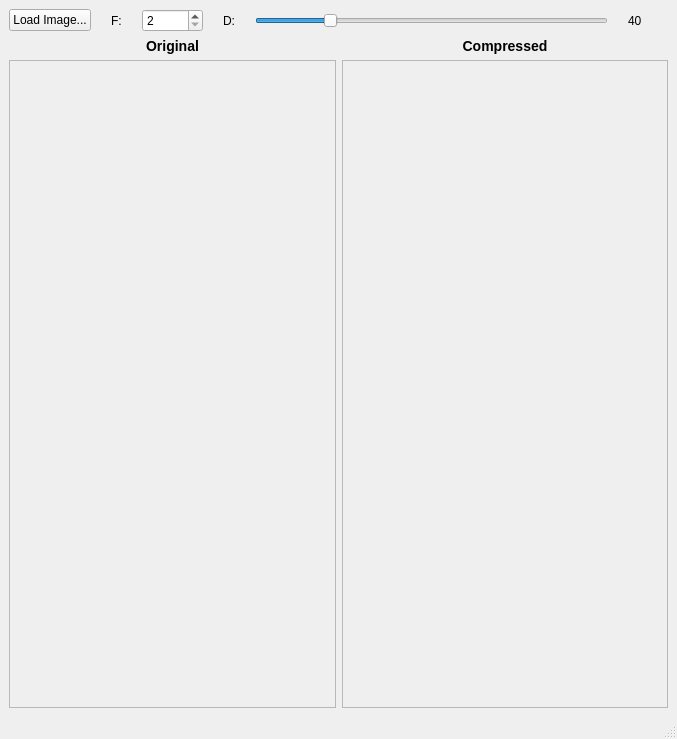
Qt form mainwindow.ui (GhislottiGianluca/jpeg_Compression) before a commit.
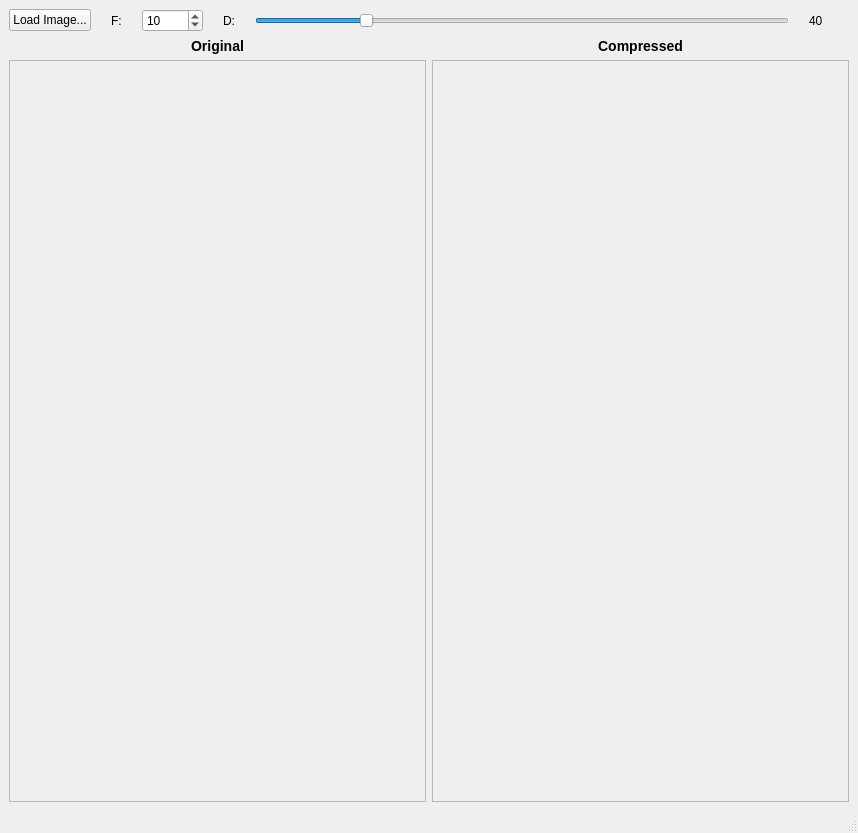
The same form after that commit.

Diff of the .ui file:
```diff
--- a/mainwindow.ui
+++ b/mainwindow.ui
@@ -6,8 +6,8 @@
    <rect>
     <x>0</x>
     <y>0</y>
-    <width>677</width>
-    <height>739</height>
+    <width>858</width>
+    <height>833</height>
    </rect>
   </property>
   <property name="windowTitle">
@@ -56,6 +56,9 @@
           <property name="maximum">
            <number>10000</number>
           </property>
+          <property name="value">
+           <number>10</number>
+          </property>
          </widget>
         </item>
         <item>
@@ -149,8 +152,8 @@
           <rect>
            <x>0</x>
            <y>0</y>
-           <width>325</width>
-           <height>617</height>
+           <width>416</width>
+           <height>711</height>
           </rect>
          </property>
         </widget>
@@ -166,8 +169,8 @@
           <rect>
            <x>0</x>
            <y>0</y>
-           <width>325</width>
-           <height>617</height>
+           <width>415</width>
+           <height>711</height>
           </rect>
          </property>
         </widget>
```
Left out of the diff: 2 changed lines with no effect on the pictures.
